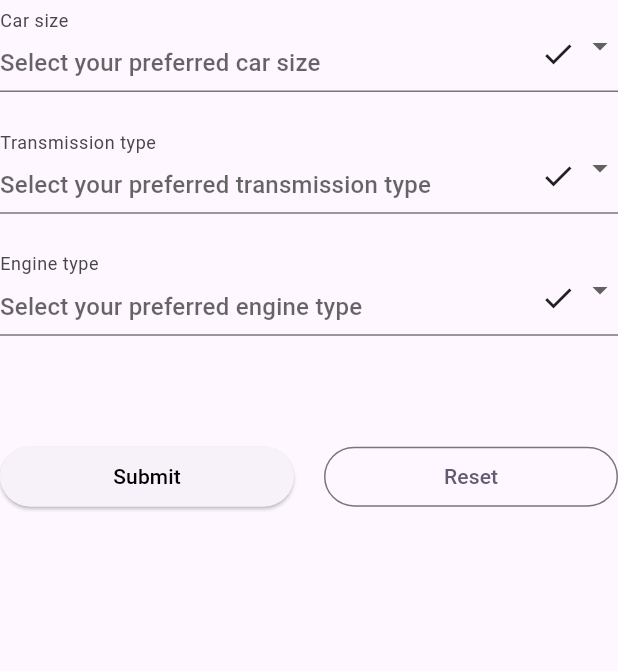
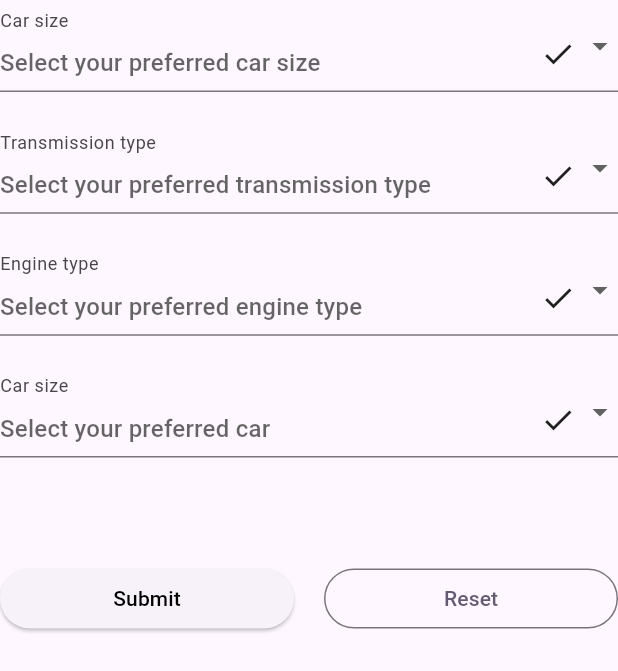
Before and after one commit to mevljas/Human-Computer-Interaction, a Flutter app: the CarForm widget shown alone on an empty page, opened directly, on a phone screen of 412 x 824 dp. Shown: the top 671 px of the screen. Run offline on Flutter 3.47's test engine with Material 3 defaults, Android fonts, the phone set to English and light mode, and no system bars; drawn by our look-alikes of flutter_form_builder; our stand-ins replace form_builder_validators.

Commit message:
improve car input

```diff
--- a/seminars/2.seminar/avtek/lib/forms/car_form.dart
+++ b/seminars/2.seminar/avtek/lib/forms/car_form.dart
@@ -16,9 +16,10 @@ class _CarFormState extends State<CarForm> {
   bool readOnly = false;
   bool showSegmentedControl = true;
   final _formKey = GlobalKey<FormBuilderState>();
-  final bool _ageHasError = false;
-  bool _pickupLocationHasError = false;
-  final bool _dropoffLocationHasError = false;
+  bool _carSizeHasError = false;
+  bool _transmissionTypeHasError = false;
+  bool _engineTypeHasError = false;
+  bool _carHasError = false;
 
   final carSizes = ['Small', 'Medium', 'Large'];
 
@@ -282,7 +283,7 @@ class _CarFormState extends State<CarForm> {
                   name: 'car_size',
                   decoration: InputDecoration(
                     labelText: 'Car size',
-                    suffix: _pickupLocationHasError
+                    suffix: _carSizeHasError
                         ? const Icon(Icons.error)
                         : const Icon(Icons.check),
                     hintText: 'Select your preferred car size',
@@ -298,7 +299,7 @@ class _CarFormState extends State<CarForm> {
                       .toList(),
                   onChanged: (val) {
                     setState(() {
-                      _pickupLocationHasError = !(_formKey
+                      _carSizeHasError = !(_formKey
                               .currentState?.fields['car_size']
                               ?.validate() ??
                           false);
@@ -311,7 +312,7 @@ class _CarFormState extends State<CarForm> {
                   name: 'transmission_type',
                   decoration: InputDecoration(
                     labelText: 'Transmission type',
-                    suffix: _pickupLocationHasError
+                    suffix: _transmissionTypeHasError
                         ? const Icon(Icons.error)
                         : const Icon(Icons.check),
                     hintText: 'Select your preferred transmission type',
@@ -327,7 +328,7 @@ class _CarFormState extends State<CarForm> {
                       .toList(),
                   onChanged: (val) {
                     setState(() {
-                      _pickupLocationHasError = !(_formKey
+                      _transmissionTypeHasError = !(_formKey
                               .currentState?.fields['transmission_type']
                               ?.validate() ??
                           false);
@@ -340,7 +341,7 @@ class _CarFormState extends State<CarForm> {
                   name: 'engine_type',
                   decoration: InputDecoration(
                     labelText: 'Engine type',
-                    suffix: _pickupLocationHasError
+                    suffix: _engineTypeHasError
                         ? const Icon(Icons.error)
                         : const Icon(Icons.check),
                     hintText: 'Select your preferred engine type',
@@ -356,10 +357,38 @@ class _CarFormState extends State<CarForm> {
                       .toList(),
                   onChanged: (val) {
                     setState(() {
-                      _pickupLocationHasError = !(_formKey
+                      _engineTypeHasError = !(_formKey
                               .currentState?.fields['engine_type']
                               ?.validate() ??
                           false);
+                    });
+                  },
+                  valueTransformer: (val) => val?.toString(),
+                ),
+                const SizedBox(height: 20),
+                FormBuilderDropdown<String>(
+                  name: 'car',
+                  decoration: InputDecoration(
+                    labelText: 'Car size',
+                    suffix: _carHasError
+                        ? const Icon(Icons.error)
+                        : const Icon(Icons.check),
+                    hintText: 'Select your preferred car',
+                  ),
+                  validator: FormBuilderValidators.compose(
+                      [FormBuilderValidators.required()]),
+                  items: mediumCars
+                      .map((location) => DropdownMenuItem(
+                            alignment: AlignmentDirectional.center,
+                            value: location,
+                            child: Text(location),
+                          ))
+                      .toList(),
+                  onChanged: (val) {
+                    setState(() {
+                      _carHasError =
+                          !(_formKey.currentState?.fields['car']?.validate() ??
+                              false);
                     });
                   },
                   valueTransformer: (val) => val?.toString(),
```
